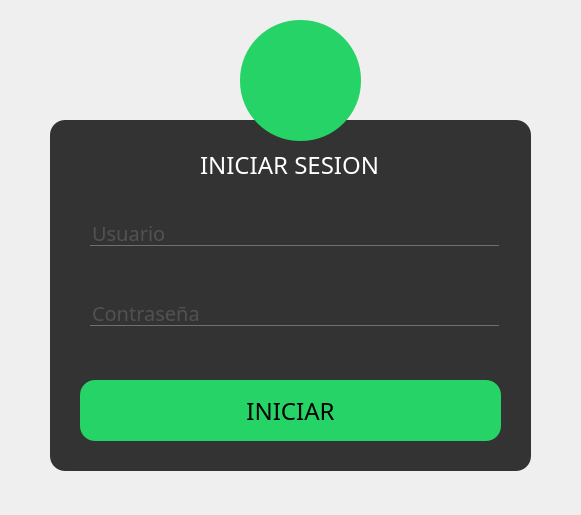
Qt form Presentacion/UI_Files/UI_login.ui (eduardez/SISINT) before a commit.
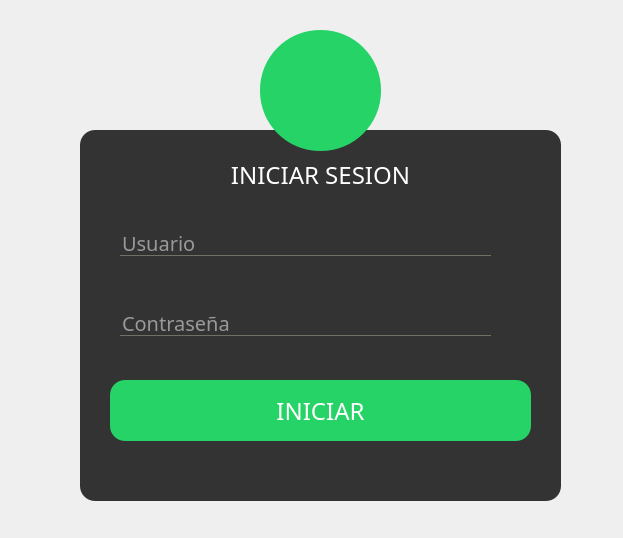
The same form after that commit. Icons and pictures are not drawn.

```diff
--- a/Presentacion/UI_Files/UI_login.ui
+++ b/Presentacion/UI_Files/UI_login.ui
@@ -1,27 +1,15 @@
 <?xml version="1.0" encoding="UTF-8"?>
 <ui version="4.0">
- <class>UI_login</class>
- <widget class="QWidget" name="UI_login">
+ <class>Dialog</class>
+ <widget class="QDialog" name="Dialog">
   <property name="geometry">
    <rect>
     <x>0</x>
     <y>0</y>
-    <width>581</width>
-    <height>515</height>
+    <width>623</width>
+    <height>538</height>
    </rect>
   </property>
-  <property name="minimumSize">
-   <size>
-    <width>581</width>
-    <height>515</height>
-   </size>
-  </property>
-  <property name="maximumSize">
-   <size>
-    <width>581</width>
-    <height>515</height>
-   </size>
-  </property>
   <property name="windowTitle">
    <string>INICIO</string>
   </property>
@@ -87,13 +75,39 @@
 
 </string>
   </property>
+  <widget class="QToolButton" name="btn_whatsapp">
+   <property name="geometry">
+    <rect>
+     <x>260</x>
+     <y>30</y>
+     <width>121</width>
+     <height>121</height>
+    </rect>
+   </property>
+   <property name="cursor">
+    <cursorShape>ArrowCursor</cursorShape>
+   </property>
+   <property name="text">
+    <string/>
+   </property>
+   <property name="icon">
+    <iconset resource="Resources/icons.qrc">
+     <normaloff>:/icons/whatsapp logo.png</normaloff>:/icons/whatsapp logo.png</iconset>
+   </property>
+   <property name="iconSize">
+    <size>
+     <width>128</width>
+     <height>64</height>
+    </size>
+   </property>
+  </widget>
   <widget class="QFrame" name="frame">
    <property name="geometry">
     <rect>
-     <x>50</x>
-     <y>120</y>
+     <x>80</x>
+     <y>130</y>
      <width>481</width>
-     <height>351</height>
+     <height>371</height>
     </rect>
    </property>
    <property name="frameShape">
@@ -105,25 +119,36 @@
    <widget class="QLabel" name="label">
     <property name="geometry">
      <rect>
-      <x>150</x>
+      <x>10</x>
       <y>30</y>
-      <width>177</width>
+      <width>461</width>
       <height>30</height>
      </rect>
     </property>
     <property name="text">
      <string>INICIAR SESION</string>
     </property>
+    <property name="alignment">
+     <set>Qt::AlignCenter</set>
+    </property>
    </widget>
    <widget class="QPushButton" name="btn_iniciar">
     <property name="geometry">
      <rect>
       <x>30</x>
-      <y>260</y>
+      <y>250</y>
       <width>421</width>
       <height>61</height>
      </rect>
     </property>
+    <property name="cursor">
+     <cursorShape>PointingHandCursor</cursorShape>
+    </property>
+    <property name="styleSheet">
+     <string notr="true">color: rgb(255, 255, 255);
+
+</string>
+    </property>
     <property name="text">
      <string>INICIAR</string>
     </property>
@@ -133,13 +158,19 @@
      <rect>
       <x>40</x>
       <y>180</y>
-      <width>409</width>
+      <width>371</width>
       <height>26</height>
      </rect>
     </property>
+    <property name="styleSheet">
+     <string notr="true">color: rgb(255, 255, 255);</string>
+    </property>
     <property name="text">
      <string/>
     </property>
+    <property name="frame">
+     <bool>true</bool>
+    </property>
     <property name="echoMode">
      <enum>QLineEdit::Password</enum>
     </property>
@@ -152,10 +183,13 @@
      <rect>
       <x>40</x>
       <y>100</y>
-      <width>409</width>
+      <width>371</width>
       <height>26</height>
      </rect>
     </property>
+    <property name="styleSheet">
+     <string notr="true">color: rgb(255, 255, 255);</string>
+    </property>
     <property name="text">
      <string/>
     </property>
@@ -163,30 +197,85 @@
      <string>Usuario</string>
     </property>
    </widget>
+   <widget class="QLabel" name="lbl_ERROR_pass">
+    <property name="geometry">
+     <rect>
+      <x>420</x>
+      <y>180</y>
+      <width>0</width>
+      <height>30</height>
+     </rect>
+    </property>
+    <property name="text">
+     <string/>
+    </property>
+    <property name="textFormat">
+     <enum>Qt::AutoText</enum>
+    </property>
+    <property name="pixmap">
+     <pixmap resource="Resources/icons.qrc">:/icons/whatsapp logo.png</pixmap>
+    </property>
+    <property name="scaledContents">
+     <bool>true</bool>
+    </property>
+    <property name="alignment">
+     <set>Qt::AlignCenter</set>
+    </property>
+   </widget>
+   <widget class="QLabel" name="lbl_ERROR_user">
+    <property name="geometry">
+     <rect>
+      <x>420</x>
+      <y>100</y>
+      <width>0</width>
+      <height>30</height>
+     </rect>
+    </property>
+    <property name="text">
+     <string/>
+    </property>
+    <property name="textFormat">
+     <enum>Qt::AutoText</enum>
+    </property>
+    <property name="pixmap">
+     <pixmap resource="Resources/icons.qrc">:/icons/whatsapp logo.png</pixmap>
+    </property>
+    <property name="scaledContents">
+     <bool>true</bool>
+    </property>
+    <property name="alignment">
+     <set>Qt::AlignCenter</set>
+    </property>
+   </widget>
+   <widget class="QLabel" name="lbl_error_auth">
+    <property name="geometry">
+     <rect>
+      <x>40</x>
+      <y>326</y>
+      <width>401</width>
+      <height>31</height>
+     </rect>
+    </property>
+    <property name="font">
+     <font>
+      <family>century gothic</family>
+      <pointsize>-1</pointsize>
+      <italic>true</italic>
+     </font>
+    </property>
+    <property name="styleSheet">
+     <string notr="true">color: rgb(207, 40, 43);</string>
+    </property>
+    <property name="text">
+     <string/>
+    </property>
+    <property name="alignment">
+     <set>Qt::AlignCenter</set>
+    </property>
+   </widget>
   </widget>
-  <widget class="QToolButton" name="btn_whatsapp">
-   <property name="geometry">
-    <rect>
-     <x>240</x>
-     <y>20</y>
-     <width>121</width>
-     <height>121</height>
-    </rect>
-   </property>
-   <property name="text">
-    <string/>
-   </property>
-   <property name="icon">
-    <iconset resource="Resources/icons.qrc">
-     <normaloff>:/icons/whatsapp logo.png</normaloff>:/icons/whatsapp logo.png</iconset>
-   </property>
-   <property name="iconSize">
-    <size>
-     <width>128</width>
-     <height>64</height>
-    </size>
-   </property>
-  </widget>
+  <zorder>frame</zorder>
+  <zorder>btn_whatsapp</zorder>
  </widget>
  <resources>
   <include location="Resources/icons.qrc"/>
```
Left out of the diff: 8 changed lines with no effect on the pictures.
